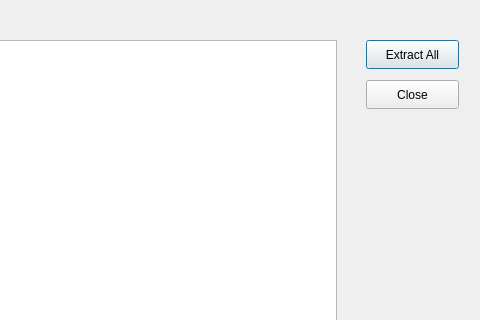
Above: hexwalk/binanalysisdialog.ui from gcarmix/HexWalk before the change; both pictures show x 544 to 1024 and y 0 to 320 of the 1024 by 420 pixel window. Below: the same form after it.
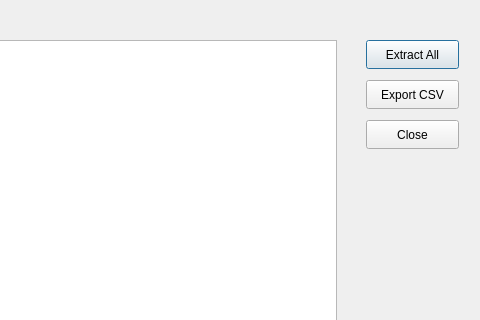
That is the form after the change.

Commit message: added export to csv feature

Diff of the .ui file:
```diff
--- a/hexwalk/binanalysisdialog.ui
+++ b/hexwalk/binanalysisdialog.ui
@@ -61,11 +61,24 @@
     <string>Extract All</string>
    </property>
   </widget>
-  <widget class="QPushButton" name="closeBtn">
+  <widget class="QPushButton" name="exportCsvBtn">
    <property name="geometry">
     <rect>
      <x>910</x>
      <y>80</y>
+     <width>93</width>
+     <height>29</height>
+    </rect>
+   </property>
+   <property name="text">
+    <string>Export CSV</string>
+   </property>
+  </widget>
+  <widget class="QPushButton" name="closeBtn">
+   <property name="geometry">
+    <rect>
+     <x>910</x>
+     <y>120</y>
      <width>93</width>
      <height>29</height>
     </rect>
```
The commit also changes 2 other files.
